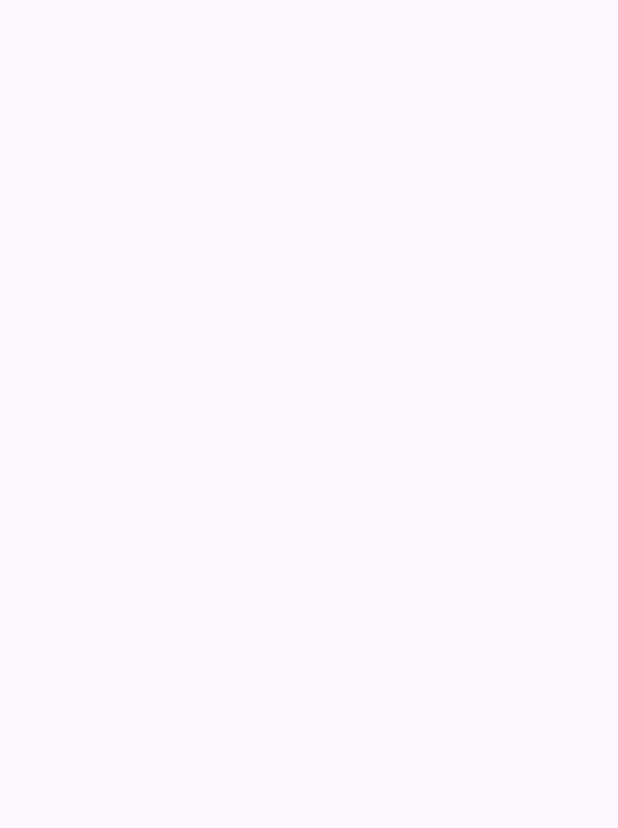
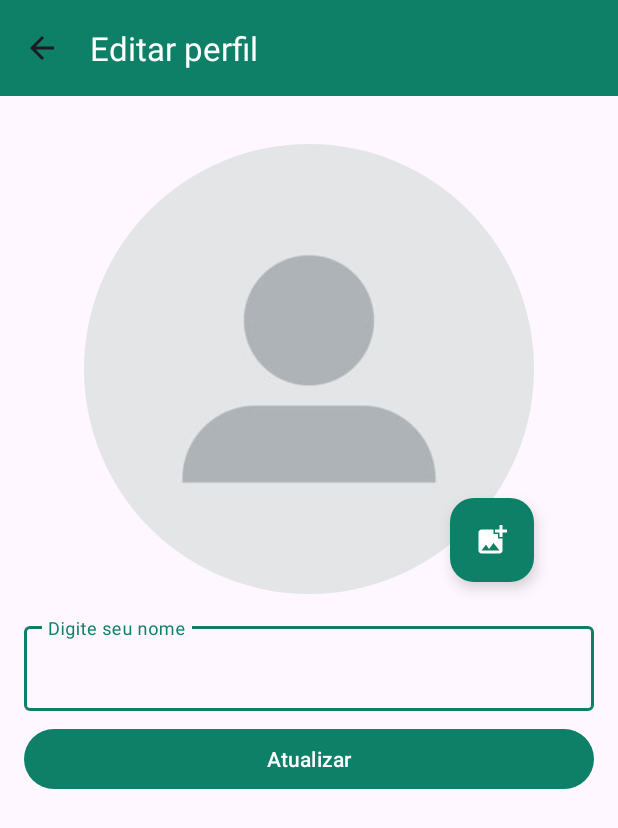
Before and after one commit to saradu25/Whatsapp, an Android app: the PerfilActivity screen opened directly, with no data from a screen before it, on a phone screen of 412 x 824 dp. Before the commit the part shown is empty. Shown: the top 828 px of the screen. Run offline under Robolectric (Android 15) with nearby library versions, the phone set to English and light mode, and no system bars.

Commit message:
Interface perfil criada, solicitação de permissões para usar camera e media.

```diff
--- a/app/src/main/AndroidManifest.xml
+++ b/app/src/main/AndroidManifest.xml
@@ -1,6 +1,14 @@
 <?xml version="1.0" encoding="utf-8"?>
 <manifest xmlns:android="http://schemas.android.com/apk/res/android"
     xmlns:tools="http://schemas.android.com/tools">
+
+    <uses-feature
+        android:name="android.hardware.camera"
+        android:required="false" />
+
+    <uses-permission android:name="android.permission.INTERNET" />
+    <uses-permission android:name="android.permission.CAMERA" />
+    <uses-permission android:name="android.permission.READ_MEDIA_IMAGES" />
 
     <application
         android:allowBackup="true"
@@ -14,6 +22,7 @@
         tools:targetApi="31">
         <activity
             android:name=".PerfilActivity"
+            android:parentActivityName=".MainActivity"
             android:exported="false" />
         <activity
             android:name=".CadastroActivity"
--- a/app/src/main/java/br/edu/ifsp/dmo/whatsapp/PerfilActivity.kt
+++ b/app/src/main/java/br/edu/ifsp/dmo/whatsapp/PerfilActivity.kt
@@ -1,20 +1,76 @@
 package br.edu.ifsp.dmo.whatsapp
 
 import android.os.Bundle
-import androidx.activity.enableEdgeToEdge
+import android.Manifest
+import android.content.pm.PackageManager
 import androidx.appcompat.app.AppCompatActivity
-import androidx.core.view.ViewCompat
-import androidx.core.view.WindowInsetsCompat
+import androidx.activity.result.contract.ActivityResultContracts
+import androidx.core.content.ContextCompat
+import br.edu.ifsp.dmo.whatsapp.databinding.ActivityPerfilBinding
+import br.edu.ifsp.dmo.whatsapp.databinding.ActivityCadastroBinding
 
 class PerfilActivity : AppCompatActivity() {
+
+    private val binding by lazy {
+        ActivityPerfilBinding.inflate( layoutInflater )
+    }
+    private var temPermissaoCamera = false
+    private var temPermissaoGaleria = false
+
     override fun onCreate(savedInstanceState: Bundle?) {
         super.onCreate(savedInstanceState)
-        enableEdgeToEdge()
-        setContentView(R.layout.activity_perfil)
-        ViewCompat.setOnApplyWindowInsetsListener(findViewById(R.id.main)) { v, insets ->
-            val systemBars = insets.getInsets(WindowInsetsCompat.Type.systemBars())
-            v.setPadding(systemBars.left, systemBars.top, systemBars.right, systemBars.bottom)
-            insets
+        setContentView( binding.root )
+        inicializarToolbar()
+        solicitarPermissoes()
+    }
+
+    private fun solicitarPermissoes() {
+
+        //Verifico se usuário já tem permissão
+        temPermissaoCamera = ContextCompat.checkSelfPermission(
+            this,
+            Manifest.permission.CAMERA
+        ) == PackageManager.PERMISSION_GRANTED
+
+        temPermissaoGaleria = ContextCompat.checkSelfPermission(
+            this,
+            Manifest.permission.READ_MEDIA_IMAGES
+        ) == PackageManager.PERMISSION_GRANTED
+
+        //PERMISSÕES NEGADAS
+        val listaPermissoesNegadas = mutableListOf<String>()
+        if( !temPermissaoCamera )
+            listaPermissoesNegadas.add( Manifest.permission.CAMERA )
+        if( !temPermissaoGaleria )
+            listaPermissoesNegadas.add( Manifest.permission.READ_MEDIA_IMAGES )
+
+        if( listaPermissoesNegadas.isNotEmpty() ){
+
+            //Solicitar multiplas permissões
+            val gerenciadorPermissoes = registerForActivityResult(
+                ActivityResultContracts.RequestMultiplePermissions()
+            ){ permissoes ->
+
+                temPermissaoCamera = permissoes[Manifest.permission.CAMERA]
+                    ?: temPermissaoCamera
+
+                temPermissaoGaleria = permissoes[Manifest.permission.READ_MEDIA_IMAGES]
+                    ?: temPermissaoGaleria
+
+            }
+            gerenciadorPermissoes.launch( listaPermissoesNegadas.toTypedArray() )
+
+        }
+
+    }
+
+    private fun inicializarToolbar() {
+        val toolbar = binding.includeToolbarPerfil.tbPrincipal
+        setSupportActionBar( toolbar )
+        supportActionBar?.apply {
+            title = "Editar perfil"
+            setDisplayHomeAsUpEnabled(true)
         }
     }
+
 }
--- /dev/null
+++ b/app/src/main/res/drawable/ic_galeria_24.xml
@@ -0,0 +1,5 @@
+<vector android:height="24dp" android:tint="#000000"
+    android:viewportHeight="24" android:viewportWidth="24"
+    android:width="24dp" xmlns:android="http://schemas.android.com/apk/res/android">
+    <path android:fillColor="@android:color/white" android:pathData="M19,7v2.99s-1.99,0.01 -2,0L17,7h-3s0.01,-1.99 0,-2h3L17,2h2v3h3v2h-3zM16,11L16,8h-3L13,5L5,5c-1.1,0 -2,0.9 -2,2v12c0,1.1 0.9,2 2,2h12c1.1,0 2,-0.9 2,-2v-8h-3zM5,19l3,-4 2,3 3,-4 4,5L5,19z"/>
+</vector>
--- a/app/src/main/res/layout/activity_perfil.xml
+++ b/app/src/main/res/layout/activity_perfil.xml
@@ -2,9 +2,73 @@
 <androidx.constraintlayout.widget.ConstraintLayout xmlns:android="http://schemas.android.com/apk/res/android"
     xmlns:app="http://schemas.android.com/apk/res-auto"
     xmlns:tools="http://schemas.android.com/tools"
-    android:id="@+id/main"
     android:layout_width="match_parent"
     android:layout_height="match_parent"
     tools:context=".PerfilActivity">
 
+    <include
+        android:id="@+id/includeToolbarPerfil"
+        layout="@layout/toolbar_customizada"
+        android:layout_width="0dp"
+        android:layout_height="wrap_content"
+        app:layout_constraintEnd_toEndOf="parent"
+        app:layout_constraintHorizontal_bias="0.5"
+        app:layout_constraintStart_toStartOf="parent"
+        app:layout_constraintTop_toTopOf="parent" />
+
+    <com.google.android.material.imageview.ShapeableImageView
+        android:id="@+id/imageView"
+        android:layout_width="300dp"
+        android:layout_height="300dp"
+        android:layout_marginTop="32dp"
+        android:scaleType="centerCrop"
+        app:layout_constraintEnd_toEndOf="parent"
+        app:layout_constraintHorizontal_bias="0.5"
+        app:layout_constraintStart_toStartOf="parent"
+        app:layout_constraintTop_toBottomOf="@+id/includeToolbarPerfil"
+        app:shapeAppearanceOverlay="@style/Circulo"
+        app:srcCompat="@drawable/perfil" />
+
+    <com.google.android.material.floatingactionbutton.FloatingActionButton
+        android:id="@+id/floatingActionButton"
+        android:layout_width="wrap_content"
+        android:layout_height="wrap_content"
+        android:layout_marginBottom="8dp"
+        android:clickable="true"
+        app:backgroundTint="@color/primaria"
+        app:layout_constraintBottom_toBottomOf="@+id/imageView"
+        app:layout_constraintEnd_toEndOf="@+id/imageView"
+        app:srcCompat="@drawable/ic_galeria_24"
+        app:tint="@color/white" />
+
+    <com.google.android.material.textfield.TextInputLayout
+        android:id="@+id/textInputLayout"
+        android:layout_width="0dp"
+        android:layout_height="wrap_content"
+        android:layout_marginStart="16dp"
+        android:layout_marginTop="16dp"
+        android:layout_marginEnd="16dp"
+        app:layout_constraintEnd_toEndOf="parent"
+        app:layout_constraintHorizontal_bias="0.5"
+        app:layout_constraintStart_toStartOf="parent"
+        app:layout_constraintTop_toBottomOf="@+id/imageView">
+
+        <com.google.android.material.textfield.TextInputEditText
+            android:layout_width="match_parent"
+            android:layout_height="wrap_content"
+            android:hint="Digite seu nome" />
+    </com.google.android.material.textfield.TextInputLayout>
+
+    <Button
+        android:id="@+id/button"
+        android:layout_width="0dp"
+        android:layout_height="wrap_content"
+        android:layout_marginStart="16dp"
+        android:layout_marginTop="8dp"
+        android:layout_marginEnd="16dp"
+        android:text="Atualizar"
+        app:layout_constraintEnd_toEndOf="parent"
+        app:layout_constraintHorizontal_bias="0.5"
+        app:layout_constraintStart_toStartOf="parent"
+        app:layout_constraintTop_toBottomOf="@+id/textInputLayout" />
 </androidx.constraintlayout.widget.ConstraintLayout>
--- a/app/src/main/res/values/themes.xml
+++ b/app/src/main/res/values/themes.xml
@@ -10,9 +10,12 @@
     </style>
 
     <style name="ActionOverflowButton"
-        parent = "Widget.AppCompat.ActionButton.Overflow">
-        <item name = "tint">@color/white
-        </item>
+        parent="Widget.AppCompat.ActionButton.Overflow">
+        <item name="tint">@color/white</item>
+    </style>
+
+    <style name="Circulo">
+        <item name="cornerSize">50%</item>
     </style>
 
     <style name="Theme.Whatsapp" parent="Base.Theme.Whatsapp" />
```
Also changed, not shown: app/src/main/res/drawable/perfil.jpeg (added).
